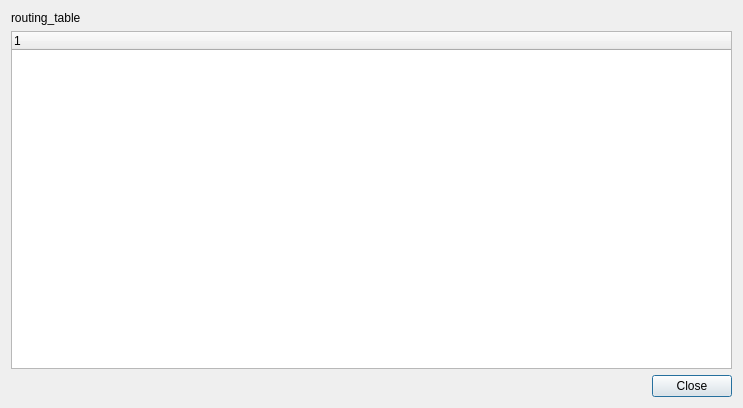
First picture: the form in ui/source/routingtabledialog.ui, repository mlynekj/graphical-netconf-configurator, before the edit.
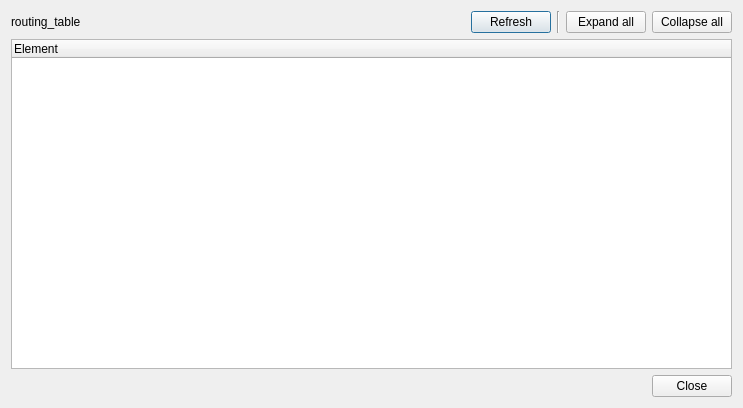
Second picture: the form after the edit.

Commit message: - Filling the routing table QTreeWidget with the XML data - Getting and showing the routing table for Juniper

Diff of the .ui file:
```diff
--- a/ui/source/routingtabledialog.ui
+++ b/ui/source/routingtabledialog.ui
@@ -15,17 +15,64 @@
   </property>
   <layout class="QVBoxLayout" name="verticalLayout">
    <item>
-    <widget class="QLabel" name="header">
-     <property name="text">
-      <string>routing_table</string>
-     </property>
-    </widget>
+    <layout class="QHBoxLayout" name="top_laout" stretch="1,0,0,0,0">
+     <item alignment="Qt::AlignmentFlag::AlignLeft">
+      <widget class="QLabel" name="header">
+       <property name="text">
+        <string>routing_table</string>
+       </property>
+      </widget>
+     </item>
+     <item alignment="Qt::AlignmentFlag::AlignRight">
+      <widget class="QPushButton" name="refresh_button">
+       <property name="layoutDirection">
+        <enum>Qt::LayoutDirection::RightToLeft</enum>
+       </property>
+       <property name="text">
+        <string>Refresh</string>
+       </property>
+      </widget>
+     </item>
+     <item alignment="Qt::AlignmentFlag::AlignRight">
+      <widget class="Line" name="separator">
+       <property name="layoutDirection">
+        <enum>Qt::LayoutDirection::RightToLeft</enum>
+       </property>
+       <property name="autoFillBackground">
+        <bool>false</bool>
+       </property>
+       <property name="orientation">
+        <enum>Qt::Orientation::Vertical</enum>
+       </property>
+      </widget>
+     </item>
+     <item alignment="Qt::AlignmentFlag::AlignRight">
+      <widget class="QPushButton" name="expand_button">
+       <property name="layoutDirection">
+        <enum>Qt::LayoutDirection::RightToLeft</enum>
+       </property>
+       <property name="text">
+        <string>Expand all</string>
+       </property>
+      </widget>
+     </item>
+     <item alignment="Qt::AlignmentFlag::AlignRight">
+      <widget class="QPushButton" name="collapse_button">
+       <property name="layoutDirection">
+        <enum>Qt::LayoutDirection::RightToLeft</enum>
+       </property>
+       <property name="text">
+        <string>Collapse all</string>
+       </property>
+      </widget>
+     </item>
+    </layout>
    </item>
    <item>
     <widget class="QTreeWidget" name="routing_table_tree">
      <column>
       <property name="text">
-       <string notr="true">1</string>
+       <string>Element</string>
       </property>
      </column>
     </widget>
```
The commit also changes 5 other files.
